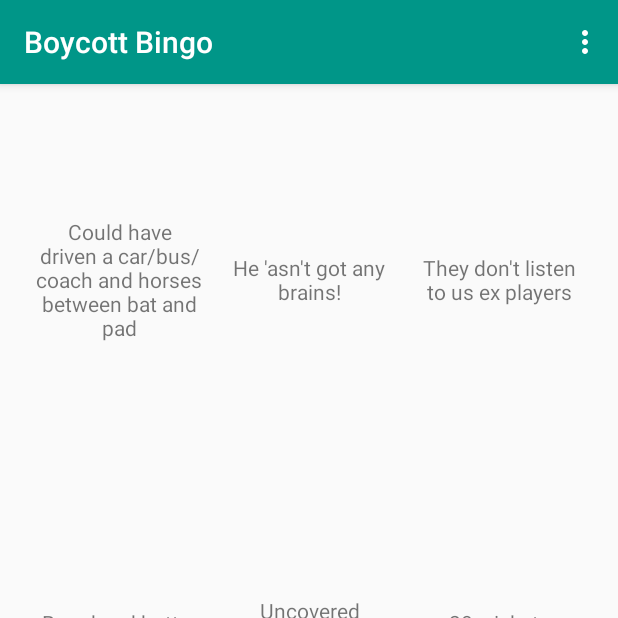
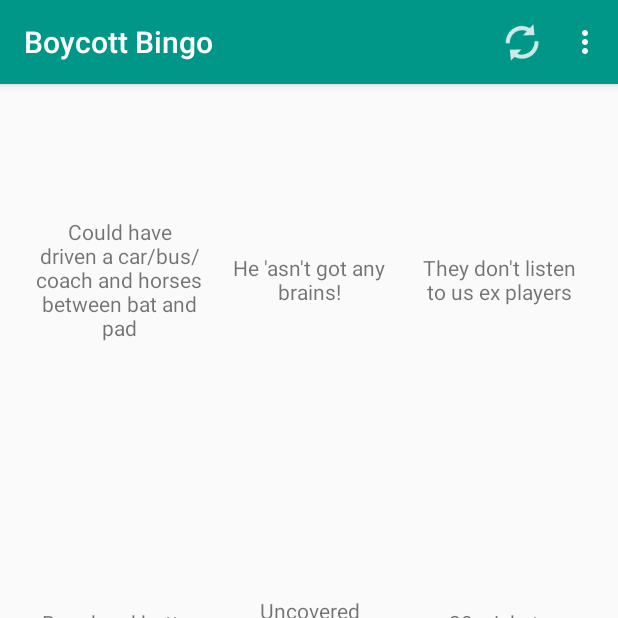
Before and after one commit to esteluk/boycott-bingo, an Android app: the screen it shows after launch (MainActivity), on a phone screen of 412 x 824 dp, the top half of it. Run offline under Robolectric (Android 15) with nearby library versions, the phone set to English and light mode, and no system bars; 2 statements that could not run were skipped.

Commit message:
Show menu items in action bar

```diff
--- a/BoycottBingo/src/main/res/menu/main.xml
+++ b/BoycottBingo/src/main/res/menu/main.xml
@@ -1,10 +1,11 @@
-<menu xmlns:android="http://schemas.android.com/apk/res/android">
+<menu xmlns:android="http://schemas.android.com/apk/res/android"
+    xmlns:app="http://schemas.android.com/apk/res-auto">
     <item android:id="@+id/action_refresh"
-          android:title="Refresh"
+          android:title="@string/menu_refresh"
           android:icon="@drawable/ic_refresh"
-          android:showAsAction="ifRoom" />
+          app:showAsAction="ifRoom" />
     <item android:id="@+id/action_about"
-          android:title="About"
+          android:title="@string/menu_about"
           android:orderInCategory="200"
-          android:showAsAction="never" />
+          app:showAsAction="never" />
 </menu>
--- a/BoycottBingo/src/main/res/values/strings.xml
+++ b/BoycottBingo/src/main/res/values/strings.xml
@@ -13,6 +13,9 @@
     <string name="main_dialog_positive">Yes!</string>
     <string name="main_dialog_negative">No thanks</string>
     <string name="main_leaderboard">View leaderboards</string>
+
+    <string name="menu_about">About</string>
+    <string name="menu_refresh">Refresh</string>
 
     <string name="unable_to_sign_in">Unable to sign in.</string>
 
@@ -38,7 +41,7 @@
         <item>Time in the middle is better than any amount of nets</item>
         <item>Should book in for bed and breakfast on this wicket</item>
         <item>It\'s all about good footwork</item>
-        <item>You can\'t get runs in the pavillion</item>
+        <item>You can\'t get runs in the pavilion</item>
         <item>Show the makers name!</item>
         <item>Bread and butter</item>
         <item>Batting\'s all about grafting</item>
```
